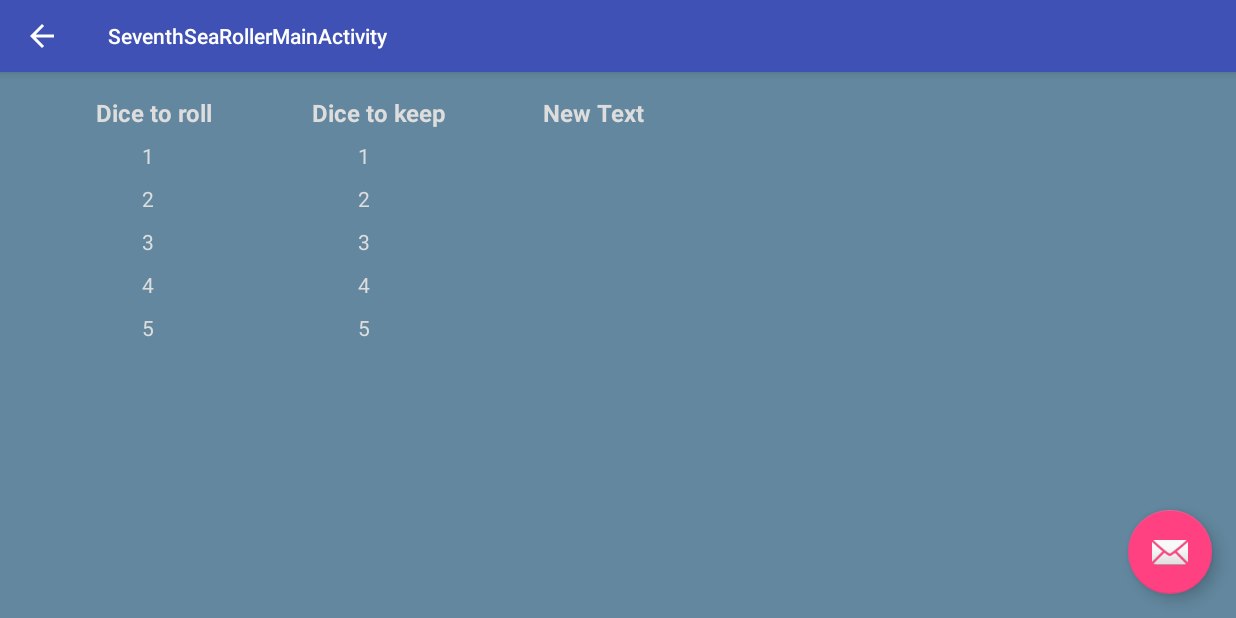
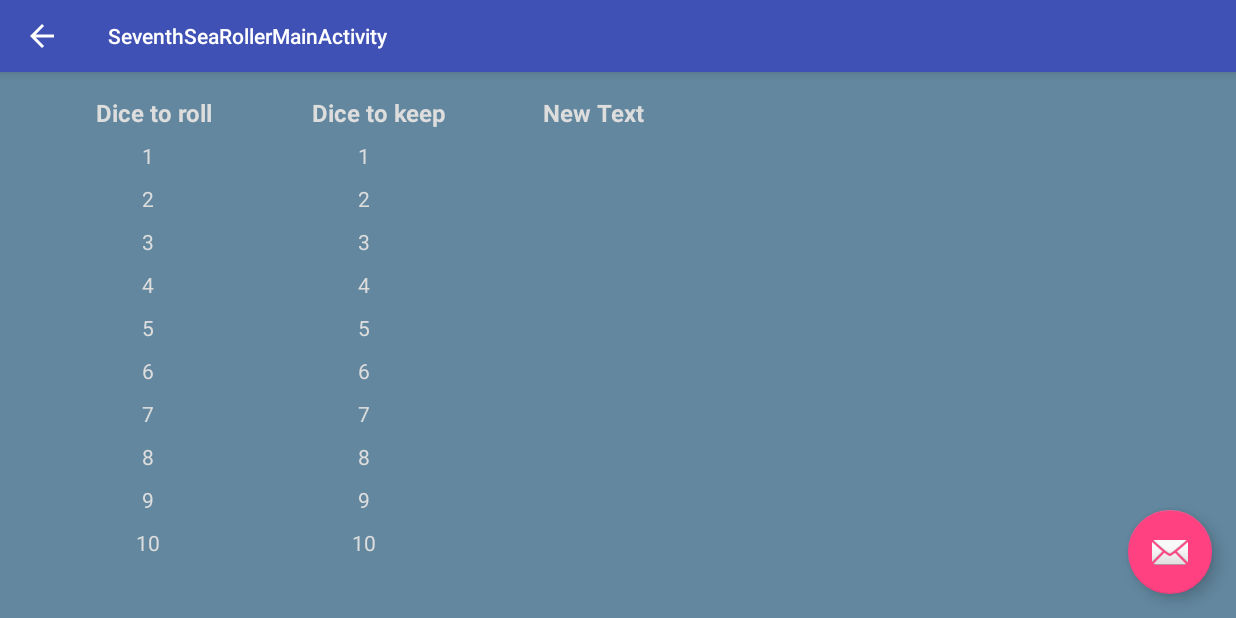
Before and after one commit to nihilogist/android-dice-roller, an Android app: the SeventhSeaRollerMainActivity screen opened directly, with no data from a screen before it, on a phone screen of 824 x 412 dp (held sideways). Run offline under Robolectric (Android 15) with nearby library versions, the phone set to English and light mode, and no system bars.

Commit message:
Added in all remaining radio buttons

```diff
--- a/app/src/main/res/layout/content_seventh_sea_roller_main.xml
+++ b/app/src/main/res/layout/content_seventh_sea_roller_main.xml
@@ -51,6 +51,26 @@
                     style="@style/seventhSeaDieSelectButton"
                     android:text="5"
                     android:id="@+id/seventh_sea_roller_roll_5" />
+                <RadioButton
+                    style="@style/seventhSeaDieSelectButton"
+                    android:text="6"
+                    android:id="@+id/seventh_sea_roller_roll_6" />
+                <RadioButton
+                    style="@style/seventhSeaDieSelectButton"
+                    android:text="7"
+                    android:id="@+id/seventh_sea_roller_roll_7" />
+                <RadioButton
+                    style="@style/seventhSeaDieSelectButton"
+                    android:text="8"
+                    android:id="@+id/seventh_sea_roller_roll_8" />
+                <RadioButton
+                    style="@style/seventhSeaDieSelectButton"
+                    android:text="9"
+                    android:id="@+id/seventh_sea_roller_roll_9" />
+                <RadioButton
+                    style="@style/seventhSeaDieSelectButton"
+                    android:text="10"
+                    android:id="@+id/seventh_sea_roller_roll_10" />
             </RadioGroup>
         </ScrollView>
     </RelativeLayout>
@@ -90,6 +110,26 @@
                     style="@style/seventhSeaDieSelectButton"
                     android:text="5"
                     android:id="@+id/seventh_sea_roller_keep_5" />
+                <RadioButton
+                    style="@style/seventhSeaDieSelectButton"
+                    android:text="6"
+                    android:id="@+id/seventh_sea_roller_keep_6" />
+                <RadioButton
+                    style="@style/seventhSeaDieSelectButton"
+                    android:text="7"
+                    android:id="@+id/seventh_sea_roller_keep_7" />
+                <RadioButton
+                    style="@style/seventhSeaDieSelectButton"
+                    android:text="8"
+                    android:id="@+id/seventh_sea_roller_keep_8" />
+                <RadioButton
+                    style="@style/seventhSeaDieSelectButton"
+                    android:text="9"
+                    android:id="@+id/seventh_sea_roller_keep_9" />
+                <RadioButton
+                    style="@style/seventhSeaDieSelectButton"
+                    android:text="10"
+                    android:id="@+id/seventh_sea_roller_keep_10" />
             </RadioGroup>
         </ScrollView>
     </RelativeLayout>
```
